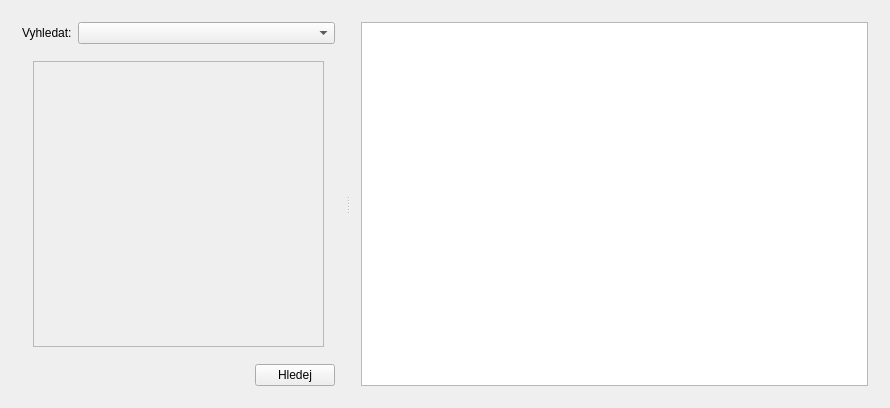
Qt form vfkmainwindow.ui (ctu-geoforall-lab/qgis-vfk-plugin-cpp) before a commit.
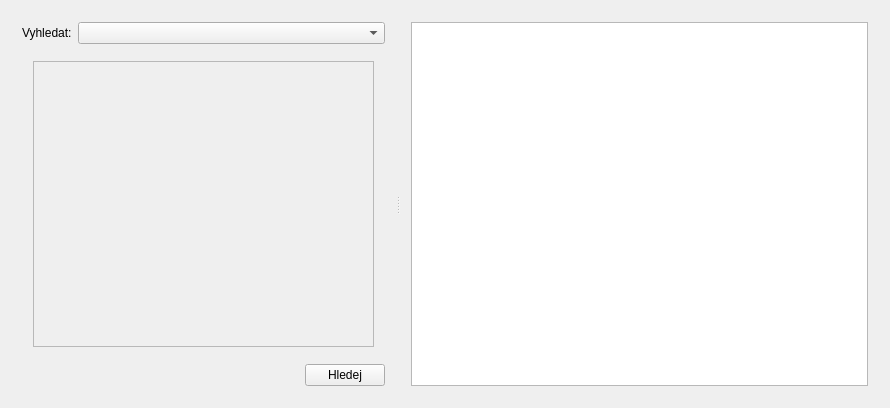
The same form after that commit. The open tabs and pages were chosen to show the change. Icons and pictures are not drawn. Custom widgets are drawn as their Qt base class.

Commit message: layout cosmetics

```diff
--- a/vfkmainwindow.ui
+++ b/vfkmainwindow.ui
@@ -29,7 +29,7 @@
       <widget class="QStackedWidget" name="stackedWidget">
        <property name="sizePolicy">
         <sizepolicy hsizetype="Fixed" vsizetype="Preferred">
-         <horstretch>0</horstretch>
+         <horstretch>2</horstretch>
          <verstretch>0</verstretch>
         </sizepolicy>
        </property>
@@ -206,8 +206,8 @@
                  <rect>
                   <x>0</x>
                   <y>0</y>
-                  <width>343</width>
-                  <height>282</height>
+                  <width>45</width>
+                  <height>28</height>
                  </rect>
                 </property>
                 <layout class="QGridLayout" name="gridLayout_5">
@@ -330,7 +330,7 @@
       <widget class="QWidget" name="widget_2" native="true">
        <property name="sizePolicy">
         <sizepolicy hsizetype="Preferred" vsizetype="Preferred">
-         <horstretch>5</horstretch>
+         <horstretch>3</horstretch>
          <verstretch>0</verstretch>
         </sizepolicy>
        </property>
```
Left out of the diff: 14 changed lines with no effect on the pictures.
